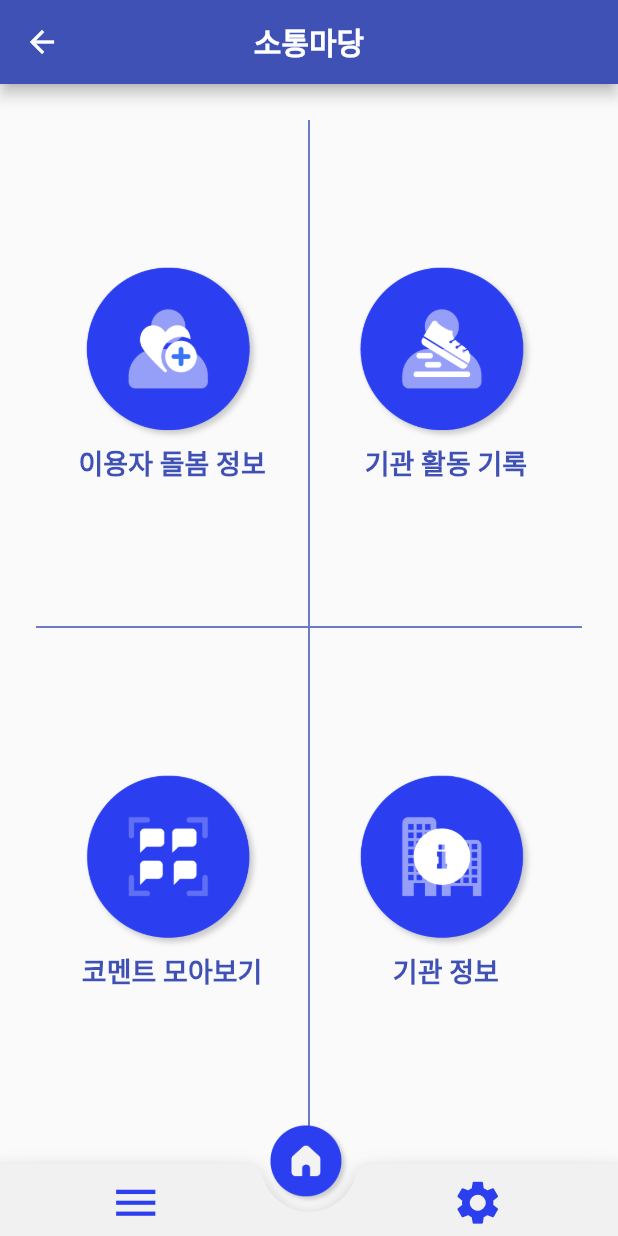
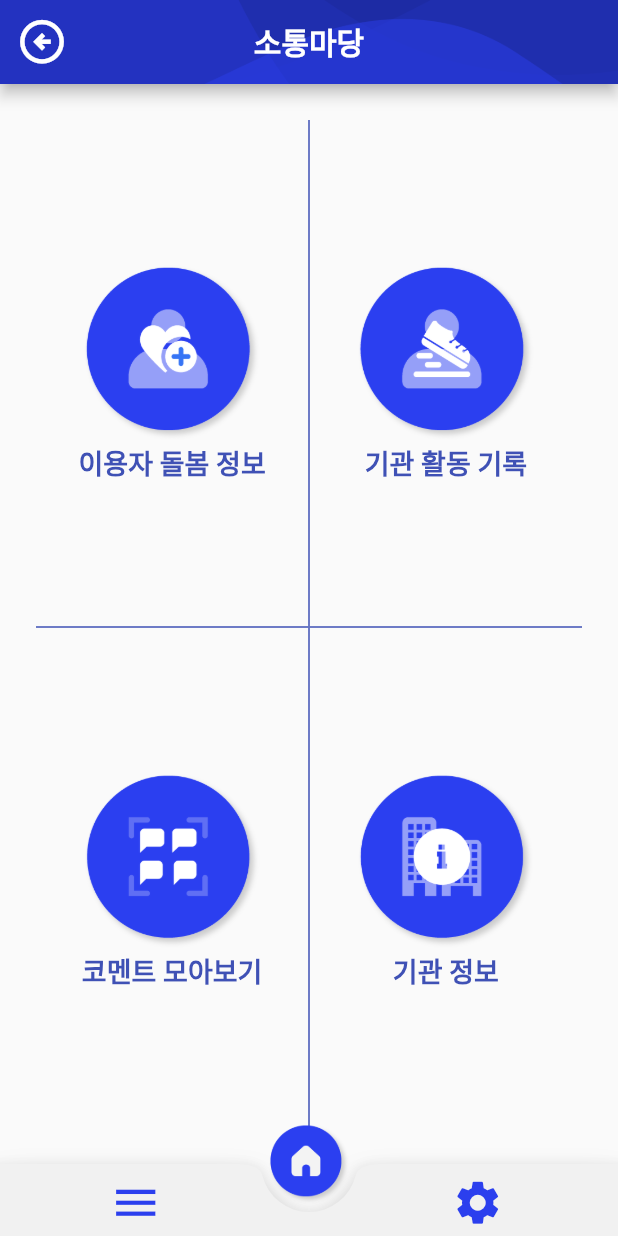
Before and after one commit to jjsskk/aws_frame_account, a Flutter app: the CommunicationYardPage screen opened directly, on a phone screen of 412 x 824 dp. Run offline on Flutter 3.47's test engine with Material 2 defaults, Android fonts, the phone set to English and light mode, and no system bars; our stand-ins replace camera, csv, fl_chart, get, image_picker, modal_progress_hud_nsn and 3 more; missing offline and left inert: age_calculator, amplify_analytics_pinpoint, amplify_api, amplify_auth_cognito, amplify_core, amplify_datastore and 5 more; accounts and stored records are empty.

Commit message:
겹치지 않는 부분 appbar 디자인 변경

```diff
--- a/lib/communication_service/communication_yard.dart
+++ b/lib/communication_service/communication_yard.dart
@@ -23,6 +23,7 @@ class _CommunicationYardPageState extends State<CommunicationYardPage> {
 
   late final bottomappbar;
   late final keyObj;
+
   @override
   void initState() {
     super.initState();
@@ -39,17 +40,30 @@ class _CommunicationYardPageState extends State<CommunicationYardPage> {
       drawer: GlobalDrawer.getDrawer(context, appState),
       key: keyObj.key,
       appBar: AppBar(
-          title: Text('소통마당',
-              style: TextStyle(fontSize: 20, fontWeight: FontWeight.bold)),
-          centerTitle: true,
         leading: IconButton(
+          icon: Icon(Icons.arrow_circle_left_outlined,
+              color: Colors.white, size: 35),
           onPressed: () {
             Navigator.pop(context);
           },
-            icon: Icon(
-              Icons.arrow_back,
         ),
-          )),
+        title: Text(
+          '소통마당',
+          style: TextStyle(
+              color: Colors.white,
+              fontSize: 20,
+              fontWeight: FontWeight.bold), // 글자색을 하얀색으로 설정
+        ),
+        centerTitle: true,
+        flexibleSpace: Container(
+          decoration: BoxDecoration(
+            image: DecorationImage(
+              image: AssetImage('image/ui (5).png'), // 여기에 원하는 이미지 경로를 써주세요.
+              fit: BoxFit.cover, // 이미지가 AppBar를 꽉 채우도록 설정
+            ),
+          ),
+        ),
+      ),
       body: Center(
         child: Padding(
           padding: const EdgeInsets.fromLTRB(24, 24, 24, 0),
@@ -72,9 +86,10 @@ class _CommunicationYardPageState extends State<CommunicationYardPage> {
                         padding: EdgeInsets.zero, // 내부 여백을 제거합니다.
                       ),
                       child: Column(
-                        mainAxisSize:
-                            MainAxisSize.min, // Column의 크기를 자식의 크기에 맞춤
-                        mainAxisAlignment: MainAxisAlignment.center, // 중앙 정렬
+                        mainAxisSize: MainAxisSize.min,
+                        // Column의 크기를 자식의 크기에 맞춤
+                        mainAxisAlignment: MainAxisAlignment.center,
+                        // 중앙 정렬
                         children: <Widget>[
                           Image.asset(
                             'image/community (2).png',
@@ -105,9 +120,10 @@ class _CommunicationYardPageState extends State<CommunicationYardPage> {
                         padding: EdgeInsets.zero, // 내부 여백을 제거합니다.
                       ),
                       child: Column(
-                        mainAxisSize:
-                            MainAxisSize.min, // Column의 크기를 자식의 크기에 맞춤
-                        mainAxisAlignment: MainAxisAlignment.center, // 중앙 정렬
+                        mainAxisSize: MainAxisSize.min,
+                        // Column의 크기를 자식의 크기에 맞춤
+                        mainAxisAlignment: MainAxisAlignment.center,
+                        // 중앙 정렬
                         children: <Widget>[
                           Image.asset(
                             'image/community (8).png',
@@ -152,9 +168,10 @@ class _CommunicationYardPageState extends State<CommunicationYardPage> {
                         padding: EdgeInsets.zero, // 내부 여백을 제거합니다.
                       ),
                       child: Column(
-                        mainAxisSize:
-                            MainAxisSize.min, // Column의 크기를 자식의 크기에 맞춤
-                        mainAxisAlignment: MainAxisAlignment.center, // 중앙 정렬
+                        mainAxisSize: MainAxisSize.min,
+                        // Column의 크기를 자식의 크기에 맞춤
+                        mainAxisAlignment: MainAxisAlignment.center,
+                        // 중앙 정렬
                         children: <Widget>[
                           Image.asset(
                             'image/community (16).png',
@@ -185,9 +202,10 @@ class _CommunicationYardPageState extends State<CommunicationYardPage> {
                         padding: EdgeInsets.zero, // 내부 여백을 제거합니다.
                       ),
                       child: Column(
-                            mainAxisSize:
-                            MainAxisSize.min, // Column의 크기를 자식의 크기에 맞춤
-                            mainAxisAlignment: MainAxisAlignment.center, // 중앙 정렬
+                        mainAxisSize: MainAxisSize.min,
+                        // Column의 크기를 자식의 크기에 맞춤
+                        mainAxisAlignment: MainAxisAlignment.center,
+                        // 중앙 정렬
                         children: <Widget>[
                           Image.asset(
                             'image/community (5).png',
--- a/lib/communication_service/instituition_info/institution_information.dart
+++ b/lib/communication_service/instituition_info/institution_information.dart
@@ -48,7 +48,7 @@ class InstitutionInfoPage extends StatelessWidget {
               ),
             ),
           ),
-          title: Text('기관 정보', style: TextStyle(color: Colors.white),),
+          title: Text('기관 정보', style: TextStyle(color: Colors.white, fontSize: 20, fontWeight: FontWeight.bold),),
           centerTitle: true,
           bottom:PreferredSize(
             preferredSize: Size.fromHeight(50.0),
--- a/lib/traning record/brain_signal_graph.dart
+++ b/lib/traning record/brain_signal_graph.dart
@@ -411,7 +411,7 @@ class _BrainSignalPageState extends State<BrainSignalPage> {
         ),
         title: Text(
           '뇌 신호 그래프',
-          style: TextStyle(color: Colors.white), // 글자색을 하얀색으로 설정
+          style: TextStyle(color: Colors.white, fontSize: 20, fontWeight: FontWeight.bold), // 글자색을 하얀색으로 설정
         ),
         centerTitle: true,
         flexibleSpace: Container(
```
Also changed, not shown: lib/communication_service/instituition_info/announcement.dart (+21 -8 lines), lib/communication_service/instituition_info/institution_news.dart (+17 -5 lines), lib/traning record/traning_report.dart (+22 -9 lines). Lines whose indentation alone changed are shown as unchanged.
